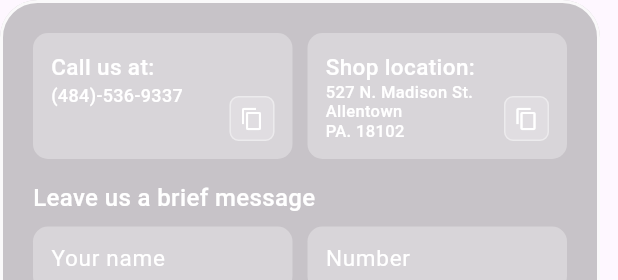
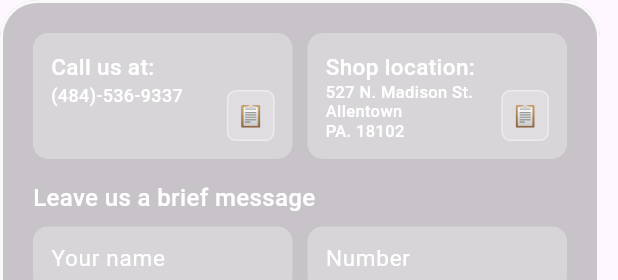
Before and after one commit to alex645324/andres_shop_website, a Flutter app: the BookingForm widget shown alone on an empty page, opened directly, on a phone screen of 412 x 824 dp. Shown: the top 280 px of the screen. Run offline on Flutter 3.47's test engine with Material 3 defaults, Android fonts, the phone set to English and light mode, and no system bars; our stand-ins replace cloud_firestore, firebase_core; accounts and stored records are empty; network calls fail.

Commit message:
Fix: Replace Material Icons with emojis for web compatibility
Changed copy/check icons from Icons.copy/Icons.check to emoji (📋/✓) for better cross-browser support on GitHub Pages.

🚀 Generated with [Claude Code](https://claude.com/claude-code)

Co-Authored-By: Claude <noreply@anthropic.com>

```diff
--- a/lib/screens/tire_service_screen.dart
+++ b/lib/screens/tire_service_screen.dart
@@ -675,10 +675,12 @@ class _BookingFormState extends State<BookingForm> {
                                     borderRadius: BorderRadius.circular(6),
                                     border: Border.all(color: Colors.white.withOpacity(0.4), width: 1),
                                   ),
-                                  child: Icon(
-                                    _phoneCopied ? Icons.check : Icons.copy,
-                                    color: Colors.white,
-                                    size: 16,
+                                  child: Text(
+                                    _phoneCopied ? '✓' : '📋',
+                                    style: const TextStyle(
+                                      color: Colors.white,
+                                      fontSize: 14,
+                                    ),
                                   ),
                                 ),
                               ),
@@ -731,10 +733,12 @@ class _BookingFormState extends State<BookingForm> {
                                   borderRadius: BorderRadius.circular(6),
                                   border: Border.all(color: Colors.white.withOpacity(0.4), width: 1),
                                 ),
-                                child: Icon(
-                                  _addressCopied ? Icons.check : Icons.copy,
-                                  color: Colors.white,
-                                  size: 16,
+                                child: Text(
+                                  _addressCopied ? '✓' : '📋',
+                                  style: const TextStyle(
+                                    color: Colors.white,
+                                    fontSize: 14,
+                                  ),
                                 ),
                               ),
                             ),
```
